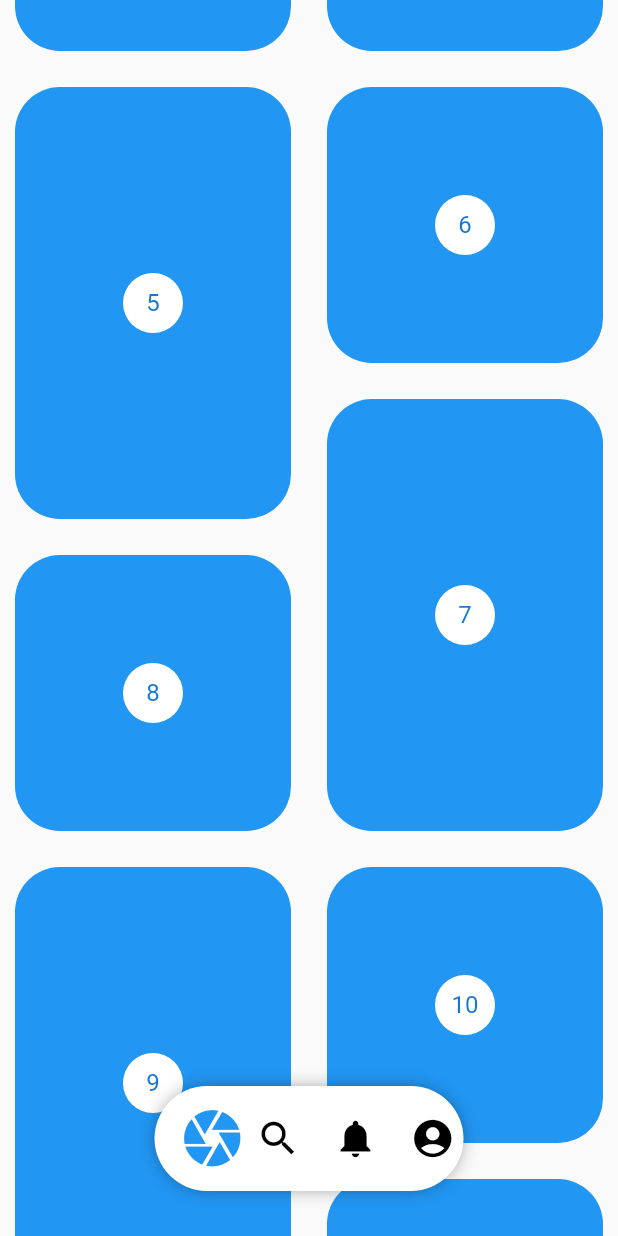
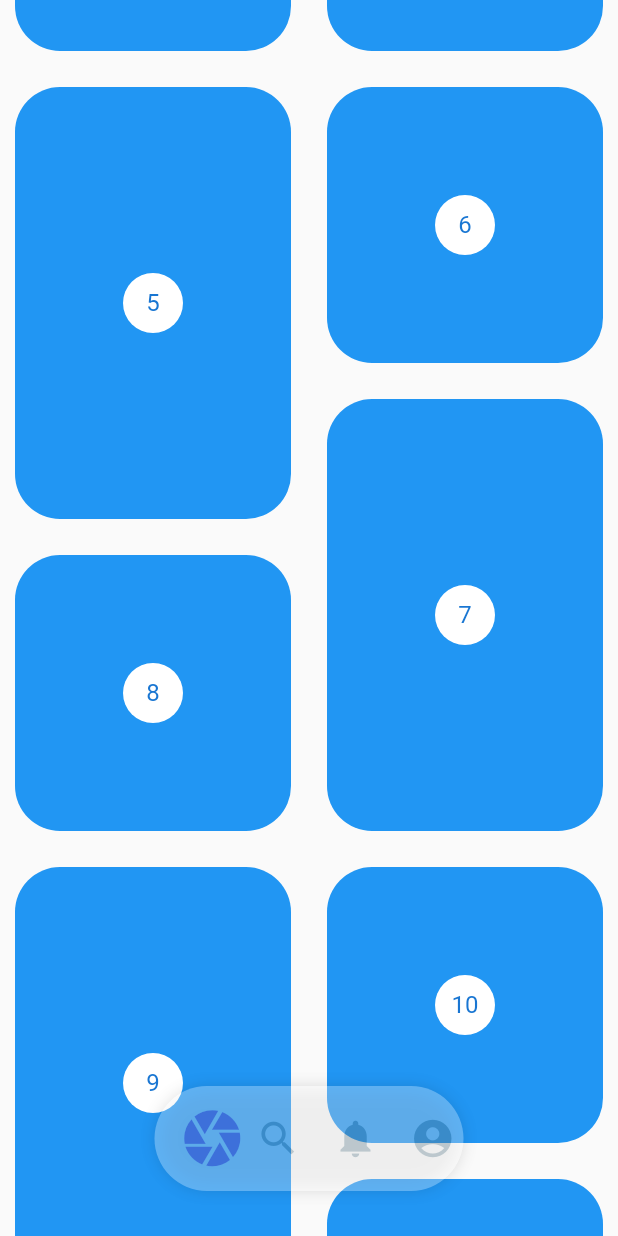
Before and after one commit to fmontalvoo/pinterest_like_app, a Flutter app: the screen it shows after launch, scrolled down 576 dp, on a phone screen of 412 x 824 dp. Run offline on Flutter 3.47's test engine with Material 2 defaults, Android fonts, the phone set to English and light mode, and no system bars.

Commit message:
Termino la funcionalidad del menu.
Signed-off-by: Frank Montalvo Ochoa <fmontalvoo@ups.edu.ec>

```diff
--- a/lib/src/models/menu_item_model.dart
+++ b/lib/src/models/menu_state_model.dart
@@ -1,7 +1,8 @@
 import 'package:flutter/material.dart';
 
-class MenuItemModel with ChangeNotifier {
+class MenuStateModel with ChangeNotifier {
   int _currentIndex = 0;
+  bool _showMenu = true;
 
   set setCurrentIndex(int index) {
     this._currentIndex = index;
@@ -9,4 +10,11 @@ class MenuItemModel with ChangeNotifier {
   }
 
   int get getCurrentIndex => this._currentIndex;
+
+  set setShowMenu(bool show) {
+    this._showMenu = show;
+    notifyListeners();
+  }
+
+  bool get getShowMenu => this._showMenu;
 }
--- a/lib/src/pages/pinterest_page.dart
+++ b/lib/src/pages/pinterest_page.dart
@@ -1,29 +1,59 @@
 import 'package:flutter/material.dart';
+import 'package:pinterest_like_app/src/models/menu_state_model.dart';
 import 'package:pinterest_like_app/src/widgets/pinterest_grid.dart';
 
 // import 'package:pinterest_like_app/src/widgets/pinterest_grid.dart';
 import 'package:pinterest_like_app/src/widgets/pinterest_menu.dart';
 import 'package:pinterest_like_app/src/widgets/pinterest_menu_item.dart';
+import 'package:provider/provider.dart';
 
 class PinterestPage extends StatelessWidget {
   @override
   Widget build(BuildContext context) {
     return Scaffold(
-      body: Stack(
+      body: ChangeNotifierProvider(
+        create: (_) => MenuStateModel(),
+        child: Builder(
+          builder: (BuildContext context) {
+            // print(Provider.of<MenuStateModel>(context).getShowMenu);
+            return _body(Provider.of<MenuStateModel>(context).getShowMenu);
+          },
+        ),
+      ),
+    );
+  }
+
+  Widget _body(bool show) {
+    return Stack(
       children: [
         PinterestGrid(),
         PinterestMenu(
+          backgroundColor: Colors.white70,
+          showMenu: show,
           items: [
-              PinterestMenuItem(icon: Icon(Icons.camera), onPressed: () {}),
-              PinterestMenuItem(icon: Icon(Icons.search), onPressed: () {}),
             PinterestMenuItem(
-                  icon: Icon(Icons.notifications), onPressed: () {}),
+                icon: Icon(Icons.camera),
+                selectedColor: Colors.deepPurple,
+                unSelectedColor: Colors.blueGrey,
+                onPressed: () {}),
             PinterestMenuItem(
-                  icon: Icon(Icons.account_circle), onPressed: () {}),
+                icon: Icon(Icons.search),
+                selectedColor: Colors.deepPurple,
+                unSelectedColor: Colors.blueGrey,
+                onPressed: () {}),
+            PinterestMenuItem(
+                icon: Icon(Icons.notifications),
+                selectedColor: Colors.deepPurple,
+                unSelectedColor: Colors.blueGrey,
+                onPressed: () {}),
+            PinterestMenuItem(
+                icon: Icon(Icons.account_circle),
+                selectedColor: Colors.deepPurple,
+                unSelectedColor: Colors.blueGrey,
+                onPressed: () {}),
           ],
         )
       ],
-      ),
     );
   }
 }
--- a/lib/src/widgets/pinterest_grid.dart
+++ b/lib/src/widgets/pinterest_grid.dart
@@ -1,13 +1,44 @@
 import 'package:flutter/material.dart';
 
 import 'package:flutter_staggered_grid_view/flutter_staggered_grid_view.dart';
+import 'package:pinterest_like_app/src/models/menu_state_model.dart';
+import 'package:provider/provider.dart';
 
-class PinterestGrid extends StatelessWidget {
+class PinterestGrid extends StatefulWidget {
+  @override
+  _PinterestGridState createState() => _PinterestGridState();
+}
+
+class _PinterestGridState extends State<PinterestGrid> {
   final List<int> items = List.generate(200, (index) => index);
+  final scrollController = ScrollController();
+  double scrollAux = 0.0;
+  @override
+  void initState() {
+    scrollController.addListener(() {
+      final offset = scrollController.offset;
+      if (offset > scrollAux && offset > 100.0)
+        Provider.of<MenuStateModel>(context, listen: false).setShowMenu = false;
+      else
+        Provider.of<MenuStateModel>(context, listen: false).setShowMenu = true;
+
+      scrollAux = offset;
+    });
+    super.initState();
+  }
+
+  @override
+  void dispose() {
+    scrollController?.dispose();
+    super.dispose();
+  }
+
   @override
   Widget build(BuildContext context) {
     return StaggeredGridView.countBuilder(
+      controller: scrollController,
       physics: BouncingScrollPhysics(),
+      shrinkWrap: true,
       crossAxisCount: 4,
       itemCount: items.length,
       itemBuilder: (BuildContext context, int index) => _PinterestItem(index),
@@ -26,7 +57,7 @@ class _PinterestItem extends StatelessWidget {
   @override
   Widget build(BuildContext context) {
     return Container(
-      margin: EdgeInsets.all(10.0),
+        margin: EdgeInsets.all(10.0),
         decoration: BoxDecoration(
             color: Colors.blue,
             borderRadius: BorderRadius.all(Radius.circular(30.0))),
--- a/lib/src/widgets/pinterest_menu.dart
+++ b/lib/src/widgets/pinterest_menu.dart
@@ -1,13 +1,18 @@
 import 'package:flutter/material.dart';
-import 'package:pinterest_like_app/src/models/menu_item_model.dart';
 
 import 'package:pinterest_like_app/src/widgets/pinterest_menu_item.dart';
-import 'package:provider/provider.dart';
 
 class PinterestMenu extends StatefulWidget {
+  final bool showMenu;
+  final Color backgroundColor;
   final List<PinterestMenuItem> items;
 
-  const PinterestMenu({Key key, @required this.items}) : super(key: key);
+  const PinterestMenu(
+      {Key key,
+      this.showMenu = true,
+      this.backgroundColor = Colors.white,
+      @required this.items})
+      : super(key: key);
   @override
   _PinterestMenuState createState() => _PinterestMenuState();
 }
@@ -24,12 +29,15 @@ class _PinterestMenuState extends State<PinterestMenu> {
     );
   }
 
-  Container _buildContainer(Size size) {
-    return Container(
+  Widget _buildContainer(Size size) {
+    return AnimatedOpacity(
+        duration: Duration(milliseconds: 500),
+        opacity: (widget.showMenu) ? 1 : 0,
+        child: Container(
           width: size.width * .5,
           height: 70.0,
           decoration: BoxDecoration(
-          color: Colors.white,
+              color: widget.backgroundColor,
               borderRadius: BorderRadius.all(
                 Radius.circular(100.0),
               ),
@@ -37,14 +45,12 @@ class _PinterestMenuState extends State<PinterestMenu> {
                 BoxShadow(
                     color: Colors.black45, blurRadius: 10.0, spreadRadius: -2.5)
               ]),
-      child: _buildItems(),
-    );
+          child: _items(),
+        ));
   }
 
-  Widget _buildItems() {
-    return ChangeNotifierProvider(
-      create: (_) => MenuItemModel(),
-      child: Row(
+  Widget _items() {
+    return Row(
       mainAxisAlignment: MainAxisAlignment.spaceEvenly,
       crossAxisAlignment: CrossAxisAlignment.center,
       children: List.generate(
@@ -53,11 +59,12 @@ class _PinterestMenuState extends State<PinterestMenu> {
                 child: PinterestMenuItem.build(
                   index: index,
                   icon: widget.items[index].icon,
+                  selectedColor: widget.items[index].selectedColor,
+                  unSelectedColor: widget.items[index].unSelectedColor,
                   title: widget.items[index].title,
                   onPressed: widget.items[index].onPressed,
                 ),
               )),
-      ),
     );
   }
 }
--- a/lib/src/widgets/pinterest_menu_item.dart
+++ b/lib/src/widgets/pinterest_menu_item.dart
@@ -2,20 +2,30 @@ import 'package:flutter/material.dart';
 
 import 'package:provider/provider.dart';
 
-import 'package:pinterest_like_app/src/models/menu_item_model.dart';
+import 'package:pinterest_like_app/src/models/menu_state_model.dart';
 
 // ignore: must_be_immutable
 class PinterestMenuItem extends StatelessWidget {
   int index = 0;
   final Widget icon;
   final Widget title;
+  final Color selectedColor;
+  final Color unSelectedColor;
   final void Function() onPressed;
 
-  PinterestMenuItem.build({this.index, this.icon, this.title, this.onPressed});
+  PinterestMenuItem.build(
+      {this.index,
+      this.icon,
+      this.selectedColor,
+      this.unSelectedColor,
+      this.title,
+      this.onPressed});
 
   PinterestMenuItem({
     Key key,
     @required this.icon,
+    this.selectedColor = Colors.blue,
+    this.unSelectedColor = Colors.grey,
     this.title,
     @required this.onPressed,
   }) : super(key: key);
@@ -23,15 +33,15 @@ class PinterestMenuItem extends StatelessWidget {
   @override
   Widget build(BuildContext context) {
     IconThemeData defaultIconTheme = IconThemeData(
-      color: Colors.black,
+      color: this.unSelectedColor,
       size: 30.0,
     );
     IconThemeData selectedIconTheme = IconThemeData(
-      color: Colors.blue,
+      color: this.selectedColor,
       size: 45.0,
     );
 
-    final selectedIndex = Provider.of<MenuItemModel>(context).getCurrentIndex;
+    final selectedIndex = Provider.of<MenuStateModel>(context).getCurrentIndex;
     return FlatButton(
       shape: RoundedRectangleBorder(borderRadius: BorderRadius.circular(100.0)),
       child: Column(
@@ -47,7 +57,7 @@ class PinterestMenuItem extends StatelessWidget {
         ],
       ),
       onPressed: () {
-        Provider.of<MenuItemModel>(context, listen: false).setCurrentIndex =
+        Provider.of<MenuStateModel>(context, listen: false).setCurrentIndex =
             index;
         onPressed();
       },
```
Also changed, not shown: img.png (added), 1 other file. Lines whose indentation alone changed are shown as unchanged.
